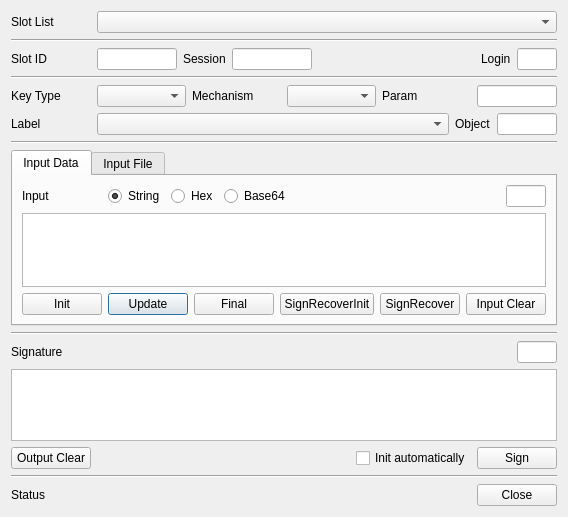
Qt form CryptokiMan/sign_dlg.ui (jykim74/CryptokiMan) before a commit.
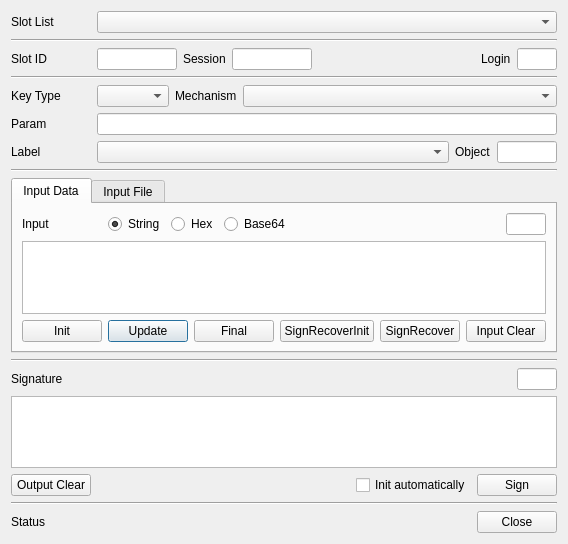
The same form after that commit. The open tabs and pages were chosen to show the change.

Patch:
```diff
--- a/CryptokiMan/sign_dlg.ui
+++ b/CryptokiMan/sign_dlg.ui
@@ -7,7 +7,7 @@
     <x>0</x>
     <y>0</y>
     <width>568</width>
-    <height>517</height>
+    <height>544</height>
    </rect>
   </property>
   <property name="windowTitle">
@@ -151,12 +151,12 @@
       <widget class="QComboBox" name="mKeyTypeCombo"/>
      </item>
      <item row="0" column="3">
-      <widget class="QComboBox" name="mMechCombo"/>
-     </item>
-     <item row="0" column="4">
-      <widget class="QLabel" name="label_7">
-       <property name="text">
-        <string>Param</string>
+      <widget class="QComboBox" name="mMechCombo">
+       <property name="sizePolicy">
+        <sizepolicy hsizetype="Preferred" vsizetype="Fixed">
+         <horstretch>1</horstretch>
+         <verstretch>0</verstretch>
+        </sizepolicy>
        </property>
       </widget>
      </item>
@@ -179,11 +179,31 @@
        </property>
       </widget>
      </item>
-     <item row="0" column="5">
+    </layout>
+   </item>
+   <item>
+    <layout class="QGridLayout" name="gridLayout_12">
+     <property name="topMargin">
+      <number>0</number>
+     </property>
+     <item row="0" column="0">
+      <widget class="QLabel" name="label_7">
+       <property name="minimumSize">
+        <size>
+         <width>80</width>
+         <height>0</height>
+        </size>
+       </property>
+       <property name="text">
+        <string>Param</string>
+       </property>
+      </widget>
+     </item>
+     <item row="0" column="1">
       <widget class="QLineEdit" name="mParamText">
        <property name="maximumSize">
         <size>
-         <width>80</width>
+         <width>16777215</width>
          <height>16777215</height>
         </size>
        </property>
```
Left out of the diff: 3 changed lines with no effect on the pictures.
